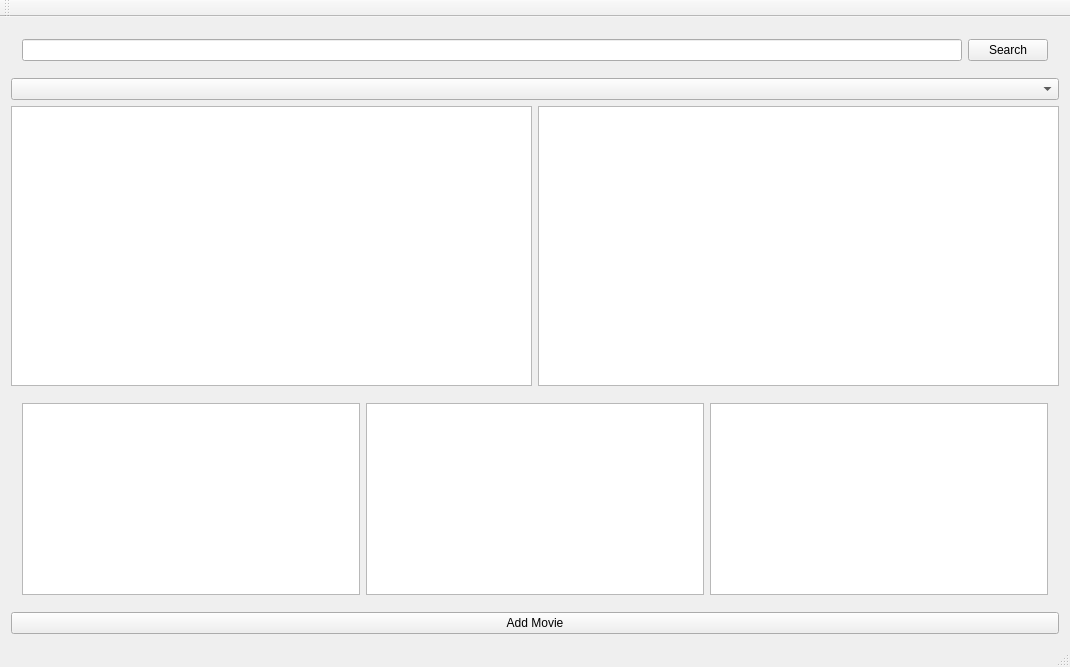
Above: biobos_model/mainwindow.ui from Drakenhielm/Biobokningssystem before the change. Below: the same form after it.
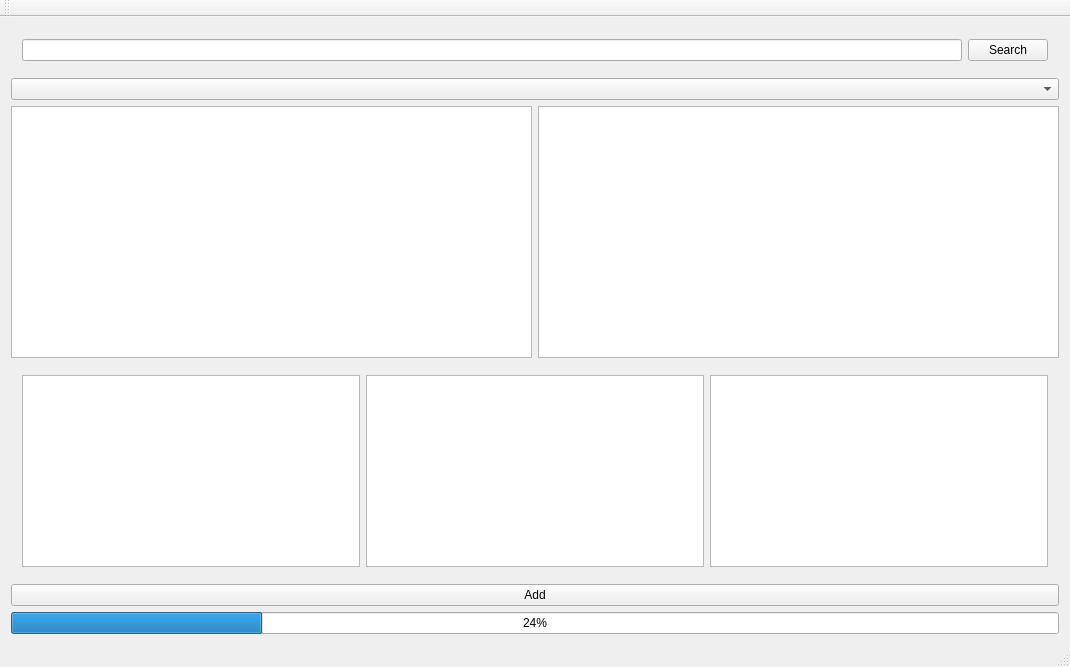
That is the form after the change.

```diff
--- a/biobos_model/mainwindow.ui
+++ b/biobos_model/mainwindow.ui
@@ -90,7 +90,14 @@
     <item>
      <widget class="QPushButton" name="pushButton">
       <property name="text">
-       <string>Add Movie</string>
+       <string>Add</string>
+      </property>
+     </widget>
+    </item>
+    <item>
+     <widget class="QProgressBar" name="progressBar">
+      <property name="value">
+       <number>24</number>
       </property>
      </widget>
     </item>
```
